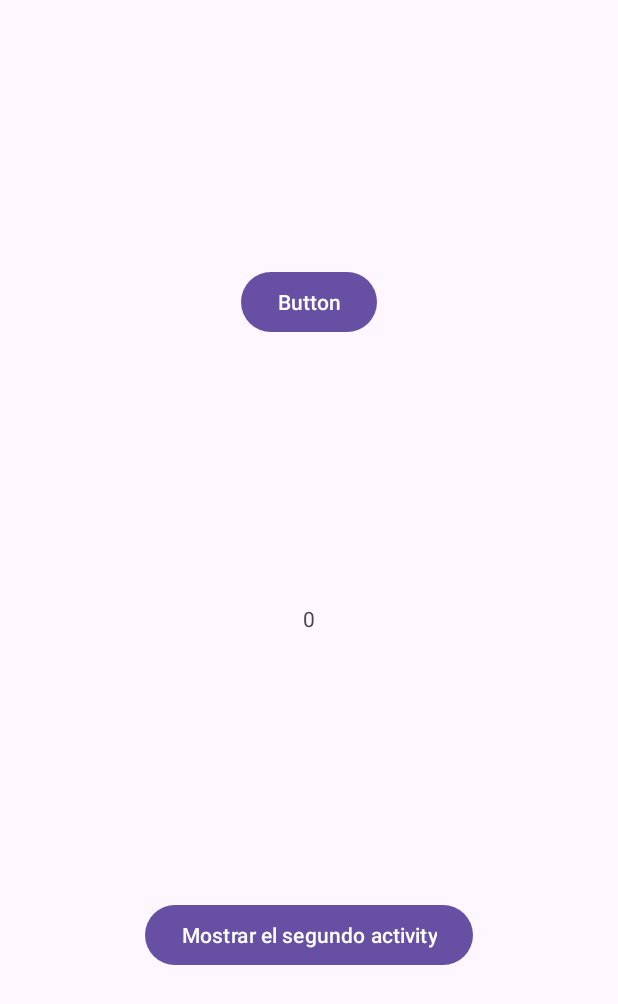
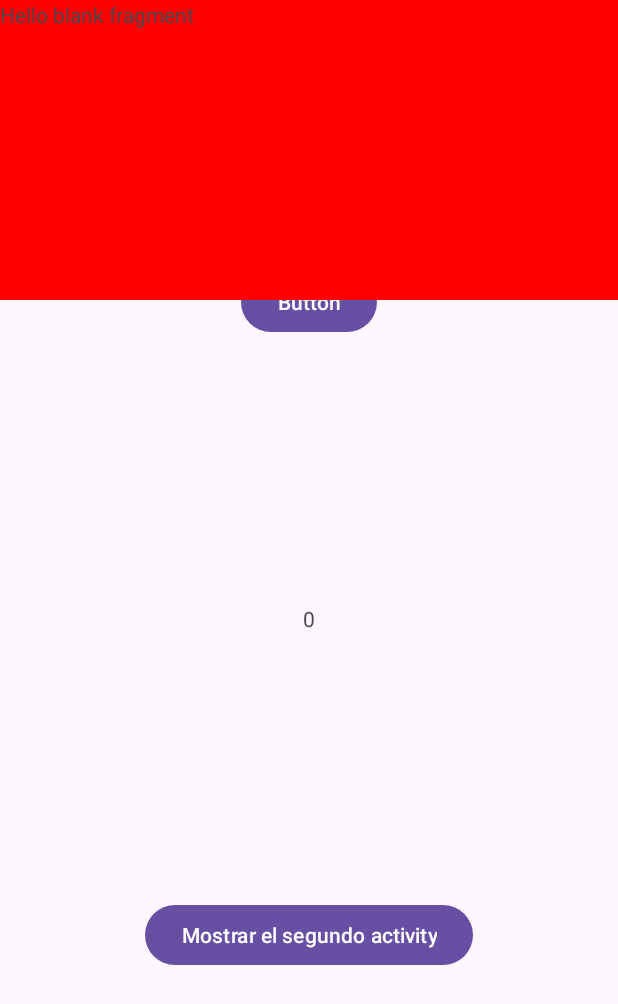
Before and after one commit to CristianHernan92/KeepCoding-AndroidFundamentos, an Android app: the screen it shows after launch (MainActivity), on a phone screen of 412 x 824 dp. Shown: the top 1004 px of the screen. Run offline under Robolectric (Android 15) with nearby library versions, the phone set to English and light mode, and no system bars.

Commit message:
agregado Fragments

```diff
--- /dev/null
+++ b/ResumenPracticadeloexplicadoenlasclases/app/src/main/java/com/example/resumenpracticadeloexplicadoenlasclases/FirstFragment.kt
@@ -0,0 +1,24 @@
+package com.example.resumenpracticadeloexplicadoenlasclases
+
+import android.os.Bundle
+import androidx.fragment.app.Fragment
+import android.view.LayoutInflater
+import android.view.View
+import android.view.ViewGroup
+import com.example.resumenpracticadeloexplicadoenlasclases.databinding.FragmentFirstBinding
+
+class FirstFragment : Fragment() {
+
+    private lateinit var binding : FragmentFirstBinding
+    override fun onCreateView(
+        inflater: LayoutInflater, container: ViewGroup?,
+        savedInstanceState: Bundle?
+    ): View? {
+        binding = FragmentFirstBinding.inflate(layoutInflater)
+        return binding.root
+    }
+
+    override fun onViewCreated(view: View, savedInstanceState: Bundle?) {
+        super.onViewCreated(view, savedInstanceState)
+    }
+}
--- a/ResumenPracticadeloexplicadoenlasclases/app/src/main/java/com/example/resumenpracticadeloexplicadoenlasclases/MainActivity.kt
+++ b/ResumenPracticadeloexplicadoenlasclases/app/src/main/java/com/example/resumenpracticadeloexplicadoenlasclases/MainActivity.kt
@@ -19,11 +19,11 @@ class MainActivity : AppCompatActivity() {
 
     //VIEW MODELS
     //fijarse que no instanciamos el ViewModel, aquí estamos obteniendo una instancia del ViewModel MainActivityViewModel
-    private val viewModel : MainActivityViewModel by viewModels()
+    private val viewModel: MainActivityViewModel by viewModels()
 
     //ACCESO A LOS ELEMENTOS DE LA VISTA USANDO BINDING
     //como tipo para el binding nos aparecera para poner los nombres de las vistas xml que existen actualmentea (usaremos la que deseemos manipular con el binding) más la palabra "Binding"
-    lateinit var binding : ActivityMainBinding
+    lateinit var binding: ActivityMainBinding
 
     //*cuando decimos Activity nos referiremos a la clase
 
@@ -60,7 +60,8 @@ class MainActivity : AppCompatActivity() {
         //aquí usams la corrutina lifecycleScope (hilo secundario), se usa para que lo que ponemos adentro desaparezca también y no quede en memoria cuando se borre el activity
         //adentro le pusimos un bloque de código que se ejecutará cada vez que se detecte que cambió el valor de la variable state flow (cuando se clickee en el botón de arriba se ejecutará, porque el botón hace que la variable state flow cambie de valor)
         lifecycleScope.launch {
-            viewModel.uiState.collect{it
+            viewModel.uiState.collect {
+                it
                 binding.activityMainTextView?.text = it.toString()
             }
         }
@@ -69,7 +70,7 @@ class MainActivity : AppCompatActivity() {
         var buttonTwo = binding.activityMainButtonTwo
         buttonTwo?.setOnClickListener {
             //aquí usamos el "Intent" navegar/mostrar la otra vista/activity que creamos
-            val intent = Intent(this,MainActivity2::class.java)
+            val intent = Intent(this, MainActivity2::class.java)
             //antes de mostrarla le mandaremos datos
             intent.putExtra("DATO1", "Hola")
             //lanzamos/mostramos el activity
@@ -83,7 +84,7 @@ class MainActivity : AppCompatActivity() {
         Log.v("tag verbose", "soy un tag de verbose") //LOG VERBOSE
         Log.w("tag warning", "soy un tag de warning")
 
-        Log.i("cristian tag onCreate","onCreate")
+        Log.i("cristian tag onCreate", "onCreate")
 
         //obtenemos el valor del sharedpreference
         val vecesOnCreate = cargarDePreferencias()
@@ -99,12 +100,15 @@ class MainActivity : AppCompatActivity() {
 
         //POPUP(TOAST)
         //le pasamos como contexto "this", luego el mensaje y luego la duración (que puede ser larga "LENGTH_LONG" o corta "LENGTH_SHORT")
-        Toast.makeText(this, "Este es un popup toast",Toast.LENGTH_LONG).show()
+        Toast.makeText(this, "Este es un popup toast", Toast.LENGTH_LONG).show()
 
         //ACCESO A LOS STRINGS
         //agarramos el texto string "toast_text" (se utiliza el contexto para agarrar el string, lo agaramos utilizando el contexto actual, es decir de la pripia clase MainActivity, sino necesitaríamos acceder de alguna manera al contexto tal)
         //"R" de resources
         val string = getString(R.string.toast_text)
+
+        //FRAGMENTS
+        mostrarFragment()
     }
 
     /*
@@ -120,7 +124,7 @@ class MainActivity : AppCompatActivity() {
      */
     override fun onStart() {
         super.onStart()
-        Log.i("cristian tag onStart","onStart")
+        Log.i("cristian tag onStart", "onStart")
     }
 
     /*
@@ -138,7 +142,7 @@ class MainActivity : AppCompatActivity() {
      */
     override fun onResume() {
         super.onResume()
-        Log.i("cristian tag onResume","onResume")
+        Log.i("cristian tag onResume", "onResume")
     }
 
     //EL ONPAUSE ES MUY IMPORTANTE, PORQUE ES EL CICLO DE VIDA RECURRENTE QUIZÄS Y EN DONDE SE AGREGARÏAN TODAS LAS COSAS A PAUSAR (como reproducciones de animaciones,etc.)
@@ -159,7 +163,7 @@ class MainActivity : AppCompatActivity() {
      */
     override fun onPause() {
         super.onPause()
-        Log.i("cristian tag onPause","onPause")
+        Log.i("cristian tag onPause", "onPause")
     }
 
 
@@ -176,7 +180,7 @@ class MainActivity : AppCompatActivity() {
     */
     override fun onStop() {
         super.onStop()
-        Log.i("cristian tag onStop","onStop")
+        Log.i("cristian tag onStop", "onStop")
     }
 
     /*
@@ -194,7 +198,7 @@ class MainActivity : AppCompatActivity() {
      */
     override fun onDestroy() {
         super.onDestroy()
-        Log.i("cristian tag onDestroy","onDestroy")
+        Log.i("cristian tag onDestroy", "onDestroy")
     }
 
     /*
@@ -210,13 +214,13 @@ class MainActivity : AppCompatActivity() {
      */
     override fun onRestart() {
         super.onRestart()
-        Log.i("cristian tag onRestart","onRestart")
+        Log.i("cristian tag onRestart", "onRestart")
     }
 
     //SHARED PREFERENCES
 
     //-se guardara las veces que se ejecuta el onCreate
-    fun guardarEnSharedPreferences(vecesOnCreate: Int){
+    fun guardarEnSharedPreferences(vecesOnCreate: Int) {
         //la clase en la que estamos hereda de AppCompatActivity(), entonces por eso podemos acceder a "getPreferences" porque estamos en un contexto. Si no estaríamos en una activity que hereda de AppCompatActivity() tendríamos que pasar dicho contexto de alguna manera para poder usar el getPreferences
         val preferences = getPreferences(Context.MODE_PRIVATE)
 
@@ -229,13 +233,32 @@ class MainActivity : AppCompatActivity() {
         preferencesEditables.apply()
     }
 
-    fun cargarDePreferencias() : Int{
+    fun cargarDePreferencias(): Int {
         val preferences = getPreferences(Context.MODE_PRIVATE)
 
         //leemos la sharedpreference que guardamos
         //si no encuentra el sharedreference retoranrá 0
-        val valorLeído = preferences.getInt(this.VECES_ON_CREATE,0)
+        val valorLeído = preferences.getInt(this.VECES_ON_CREATE, 0)
         return valorLeído
     }
 
+    //FRAGMENTS
+    fun mostrarFragment() {
+        //usamos el supportFragmentManager para poder mostrar el fragment en el elemento "FrameLayout" de la vista de MainActivity mendiante el id del "FrameLayout"
+        //*dentro del "add" le instanciamos el FirstFragment que queremos mostrar*
+
+        binding.fragmentFirst?.let { it
+            supportFragmentManager
+                .beginTransaction()
+                //con el "add" estamos añadendo fragments a, en este caso, el elemento <FrameLayout> de la vista. Cada add agregará un nuevo fragment a la vista arriba del fragment que ya haya/hayan
+                //para que no sucediera que se agrega un fragment arriba de otro podemos utilizar el "replace" en vez del "add", que lo que hace es reemplazar todos los fragments que haya por el nuevo que se está por meter en vez de agregarlo
+                //(hay que tener en cuenta que estas transacciones son asíncronas, por ende si utilizamos "replace" luego de varios "add" puede que no podamos ver le reemplazo por tema de asincronismo, habría que de alguna manera hacer que el replace se ejecute a lo último para que remplace todo bien)
+                .add(it.id, FirstFragment())
+                //el "addToBackStack" agrega al fragament en la pila del botón "Atrás", es decir cuando se aprete en atrás quitará el fragment y luego si se vuelve a apretar y hay otro fragment en la pila también se quitará y así hasta que solo quede la vista y se retroceda la vista normalmente
+                //si no estaría el "addToBackStack" cuando se ckickee en atrás simplemente se haría el atrás
+                .addToBackStack(null)
+                .commit()
+        }
+    }
+
 }
--- a/ResumenPracticadeloexplicadoenlasclases/app/src/main/res/layout/activity_main.xml
+++ b/ResumenPracticadeloexplicadoenlasclases/app/src/main/res/layout/activity_main.xml
@@ -40,4 +40,19 @@
 
     </Button>
 
+    <LinearLayout
+        android:layout_width="match_parent"
+        android:layout_height="200dp"
+        >
+
+        <FrameLayout
+            android:id="@+id/fragment_first"
+            android:layout_width="match_parent"
+            android:layout_height="match_parent"
+            android:background="@color/black">
+
+        </FrameLayout>
+
+    </LinearLayout>
+
 </androidx.constraintlayout.widget.ConstraintLayout>
--- /dev/null
+++ b/ResumenPracticadeloexplicadoenlasclases/app/src/main/res/layout/fragment_first.xml
@@ -0,0 +1,15 @@
+<?xml version="1.0" encoding="utf-8"?>
+<FrameLayout xmlns:android="http://schemas.android.com/apk/res/android"
+    xmlns:tools="http://schemas.android.com/tools"
+    android:layout_width="match_parent"
+    android:layout_height="match_parent"
+    android:background="@color/red"
+    tools:context=".FirstFragment">
+
+    <!-- TODO: Update blank fragment layout -->
+    <TextView
+        android:layout_width="match_parent"
+        android:layout_height="match_parent"
+        android:text="@string/hello_blank_fragment" />
+
+</FrameLayout>
--- a/ResumenPracticadeloexplicadoenlasclases/app/src/main/res/values/strings.xml
+++ b/ResumenPracticadeloexplicadoenlasclases/app/src/main/res/values/strings.xml
@@ -17,4 +17,6 @@
     <string name="Contraseña">Password</string>
     <string name="añadir">Add</string>
     <string name="toast_text">toast_text</string>
+    <!-- TODO: Remove or change this placeholder text -->
+    <string name="hello_blank_fragment">Hello blank fragment</string>
 </resources>
```
